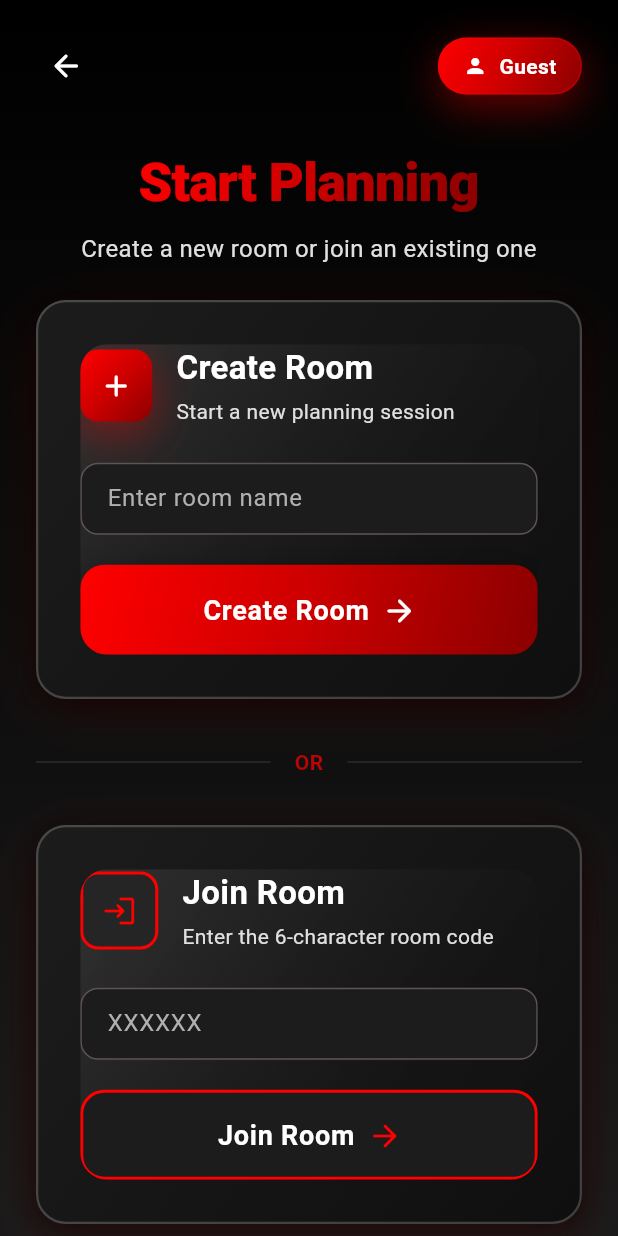
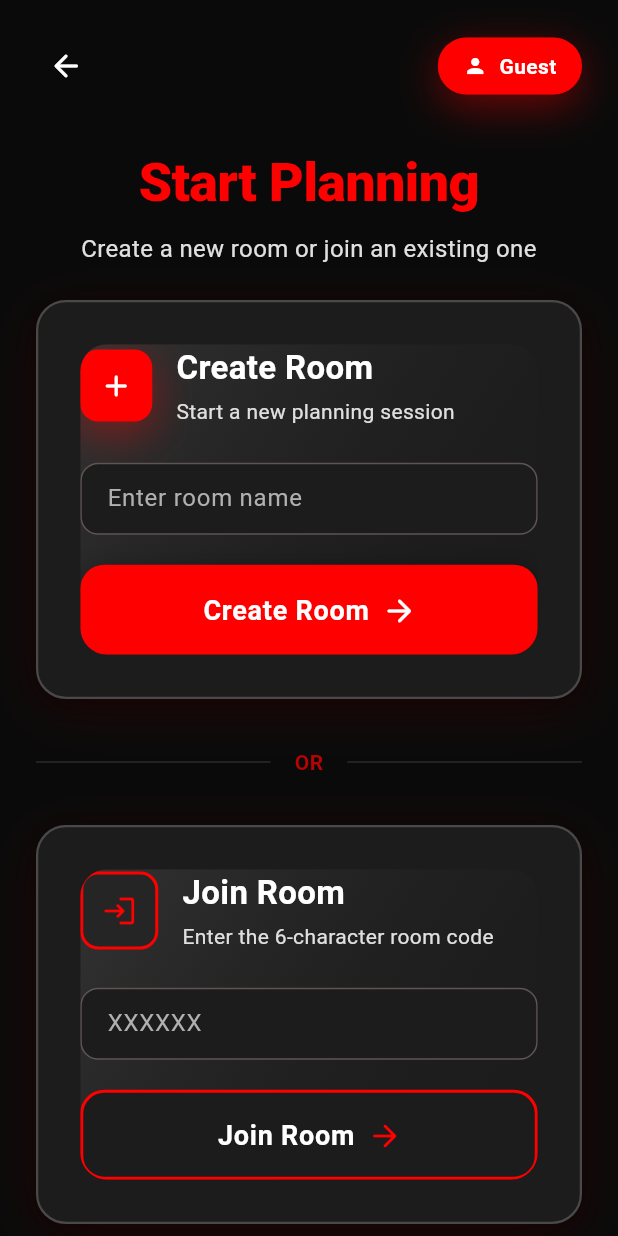
Before and after one commit to radeveloper/frontend, a Flutter app: the CreateJoinRoomPage screen opened by its route, on a phone screen of 412 x 824 dp. Run offline on Flutter 3.47's test engine with Material 3 defaults, Android fonts, the phone set to English and light mode, and no system bars; our stand-ins replace flutter_riverpod, socket_io_client.

Commit message:
feat: Replace gradients with flat colors for a modern design update across UI components

```diff
--- a/lib/core/theme/tokens.dart
+++ b/lib/core/theme/tokens.dart
@@ -48,47 +48,13 @@ class AppColors {
 }
 
 class AppGradients {
-  // Red to black gradient
-  static const primary = LinearGradient(
-    colors: [Color(0xFFFF0000), Color(0xFFCC0000), Color(0xFF8B0000)],
-    begin: Alignment.topLeft,
-    end: Alignment.bottomRight,
-  );
-
-  // Dark card gradient
-  static const card = LinearGradient(
-    colors: [Color(0xFF1C1C1C), Color(0xFF0F0F0F)],
-    begin: Alignment.topLeft,
-    end: Alignment.bottomRight,
-  );
-
-  // Pure black background gradient
-  static const background = LinearGradient(
-    colors: [Color(0xFF000000), Color(0xFF1A1A1A)],
-    begin: Alignment.topCenter,
-    end: Alignment.bottomCenter,
-  );
-
-  // Red gradient for voting cards
-  static const votingCard = LinearGradient(
-    colors: [Color(0xFF2A2A2A), Color(0xFF1A1A1A)],
-    begin: Alignment.topLeft,
-    end: Alignment.bottomRight,
-  );
-
-  // Selected card - Red gradient
-  static const votingCardSelected = LinearGradient(
-    colors: [Color(0xFFFF0000), Color(0xFFCC0000)],
-    begin: Alignment.topLeft,
-    end: Alignment.bottomRight,
-  );
-
-  // White to transparent for highlights
-  static const whiteOverlay = LinearGradient(
-    colors: [Color(0x1AFFFFFF), Colors.transparent],
-    begin: Alignment.topLeft,
-    end: Alignment.bottomRight,
-  );
+  // Flat colors for corporate design - no gradients
+  static const primary = AppColors.primary;
+  static const card = AppColors.surfaceCard;
+  static const background = AppColors.bg;
+  static const votingCard = AppColors.surfaceCard;
+  static const votingCardSelected = AppColors.primary;
+  static const whiteOverlay = AppColors.glassOverlay;
 }
 
 class AppRadius {
--- a/lib/core/widgets/app_button.dart
+++ b/lib/core/widgets/app_button.dart
@@ -162,8 +162,7 @@ class _AppButtonState extends State<AppButton> with SingleTickerProviderStateMix
       height: _height,
       padding: EdgeInsets.symmetric(horizontal: _hPadding),
       decoration: BoxDecoration(
-        gradient: isDisabled ? null : AppGradients.primary,
-        color: isDisabled ? AppColors.neutral600 : null,
+        color: isDisabled ? AppColors.neutral600 : AppColors.primary,
         borderRadius: BorderRadius.circular(AppRadius.button),
         boxShadow: isDisabled ? null : (_isHovered ? AppShadow.glow : AppShadow.soft),
       ),
--- a/lib/core/widgets/app_card.dart
+++ b/lib/core/widgets/app_card.dart
@@ -57,7 +57,7 @@ class _AppCardState extends State<AppCard> with SingleTickerProviderStateMixin {
           child: Container(
             padding: widget.padding,
             decoration: BoxDecoration(
-              gradient: widget.gradient ?? AppGradients.card,
+              color: AppColors.surfaceCard,
               borderRadius: BorderRadius.circular(AppRadius.card),
               boxShadow: widget.withShadow
                   ? (_isHovered ? AppShadow.medium : AppShadow.card)
--- a/lib/features/room/presentation/pages/create_join_room_page.dart
+++ b/lib/features/room/presentation/pages/create_join_room_page.dart
@@ -126,7 +126,7 @@ class _CreateJoinRoomPageState extends State<CreateJoinRoomPage> with TickerProv
     return Scaffold(
       body: Container(
         decoration: const BoxDecoration(
-          gradient: AppGradients.background,
+          color: AppColors.bg,
         ),
         child: SafeArea(
           child: FadeTransition(
@@ -152,7 +152,7 @@ class _CreateJoinRoomPageState extends State<CreateJoinRoomPage> with TickerProv
                             Container(
                               padding: const EdgeInsets.symmetric(horizontal: 16, vertical: 8),
                               decoration: BoxDecoration(
-                                gradient: AppGradients.primary,
+                                color: AppColors.primary,
                                 borderRadius: BorderRadius.circular(20),
                                 boxShadow: AppShadow.glow,
                                 border: Border.all(
@@ -179,16 +179,13 @@ class _CreateJoinRoomPageState extends State<CreateJoinRoomPage> with TickerProv
                           ],
                         ),
                         const SizedBox(height: 32),
-                        ShaderMask(
-                          shaderCallback: (bounds) => AppGradients.primary.createShader(bounds),
-                          child: const Text(
-                            'Start Planning',
-                            style: TextStyle(
-                              color: Colors.white,
-                              fontSize: 36,
-                              fontWeight: FontWeight.w900,
-                              letterSpacing: -0.5,
-                            ),
+                        const Text(
+                          'Start Planning',
+                          style: TextStyle(
+                            color: AppColors.primary,
+                            fontSize: 36,
+                            fontWeight: FontWeight.w900,
+                            letterSpacing: -0.5,
                           ),
                         ),
                         const SizedBox(height: 8),
@@ -228,7 +225,7 @@ class _CreateJoinRoomPageState extends State<CreateJoinRoomPage> with TickerProv
                                         Container(
                                           padding: const EdgeInsets.all(12),
                                           decoration: BoxDecoration(
-                                            gradient: AppGradients.primary,
+                                            color: AppColors.primary,
                                             borderRadius: BorderRadius.circular(12),
                                             boxShadow: AppShadow.glow,
                                           ),
```
Also changed, not shown: lib/features/auth/presentation/pages/nickname_page.dart (+5 -8 lines), lib/features/room/presentation/widgets/voting_panel.dart (+7 -25 lines).
